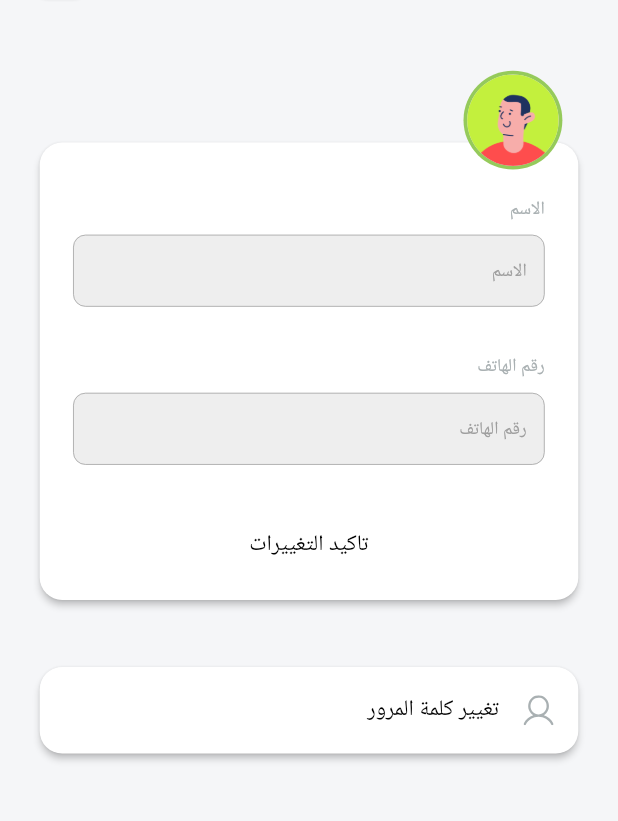
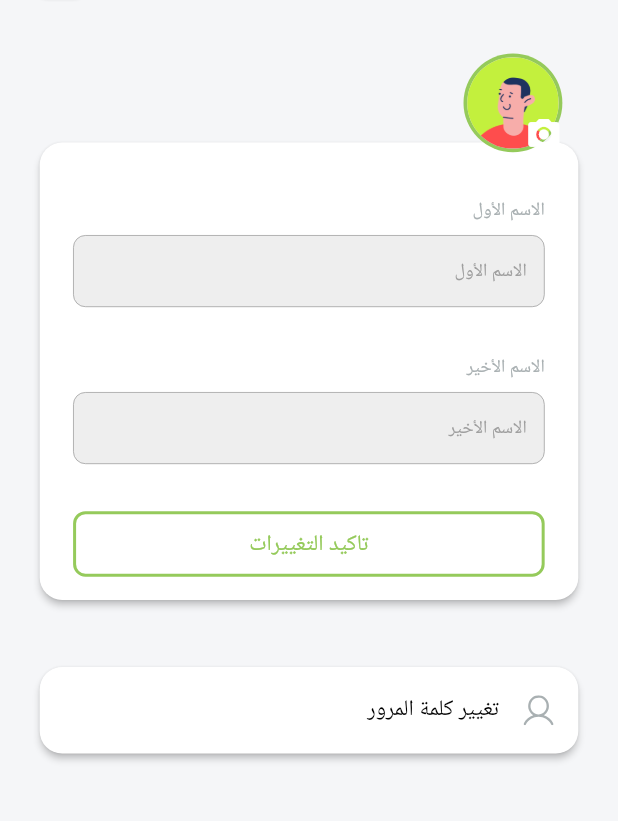
Before and after one commit to WissamAlmsalati/spor_app, a Flutter app: the AccountDetails screen opened by its route, after a tap on "تاكيد التغييرات", on a phone screen of 412 x 824 dp, the part 68-889 px from its top. Run offline on Flutter 3.47's test engine with Material 3 defaults, Android fonts, the phone set to English and light mode, and no system bars; our stand-ins replace bloc, card_swiper, carousel_slider, connectivity_plus, dotted_border, equatable and 18 more; missing offline and left inert: qr_code_scanner; accounts and stored records are empty; network calls fail; Roboto replaces fonts that are missing (Cairo).

Commit message:
add change photo profile ui

```diff
--- a/lib/controller/profile_picture/profile_picture_state.dart
+++ b/lib/controller/profile_picture/profile_picture_state.dart
@@ -1,5 +1,4 @@
 part of 'profile_picture_cubit.dart';
-
 
 abstract class ProfilePictureState extends Equatable {
   const ProfilePictureState();
--- /dev/null
+++ b/lib/controller/update_profile/update_profile_state.dart
@@ -0,0 +1,22 @@
+part of 'update_profile_cubit.dart';
+
+
+abstract class UpdateProfileState extends Equatable {
+  const UpdateProfileState();
+
+  @override
+  List<Object> get props => [];
+}
+
+class UpdateProfileInitial extends UpdateProfileState {}
+
+class UpdateProfileSuccess extends UpdateProfileState {}
+
+class UpdateProfileError extends UpdateProfileState {
+  final String message;
+
+  const UpdateProfileError(this.message);
+
+  @override
+  List<Object> get props => [message];
+}
--- a/lib/utilits/texts.dart
+++ b/lib/utilits/texts.dart
@@ -2,10 +2,10 @@ class AppText {
   static const signUptxt = "انشاء حسابك";
 
   static const signUpdes =
-      "قم بانشاء حسابك وكن جزء منا و احجز بي كل\n سهولة و سرعة";
+      "قم بانشاء حسابك وكن جزء منا و احجز ب كل\n سهولة و سرعة";
 
   static const signInTxt = "تسجيل الدخول";
 
   static const signInDes =
-      "اهلا بيك مجددا سجل دخولك بسرعة\n و استمتع بي ملاعبنا المميزة";
+      "اهلا بك مجددا سجل دخولك بسرعة\n و استمتع بملاعبنا المميزة";
 }
--- a/lib/views/auth/screens/login_screen.dart
+++ b/lib/views/auth/screens/login_screen.dart
@@ -13,7 +13,7 @@ class SignIn extends StatelessWidget {
 
   @override
   Widget build(BuildContext context) {
-    setStatusBarColor(Colors.white);
+    setStatusBarColor(Constants.backGroundColor);
 
     return BlocListener<AuthenticationCubit, AuthenticationState>(
       listener: (context, state) {
--- a/lib/views/auth/widgets/coustom_text_field.dart
+++ b/lib/views/auth/widgets/coustom_text_field.dart
@@ -42,12 +42,9 @@ class CustomTextField extends StatelessWidget {
       children: [
         Text(
           labelText,
-          style: TextStyle(
-            fontFamily: GoogleFonts.cairo().fontFamily,
-            color: Constants.txtColor,
-            fontWeight: FontWeight.w500,
-            fontSize: labelSize ?? 18,
-          ),
+          style: Theme.of(context).textTheme.bodySmall?.copyWith(
+            color: Constants.txtColor
+          )
         ),
         SizedBox(height: Responsive.screenHeight(context) * 0.01),
         Container(
@@ -56,6 +53,7 @@ class CustomTextField extends StatelessWidget {
             valueListenable: _obscureTextNotifier,
             builder: (context, _obscureText, child) {
               return TextFormField(
+                cursorColor: Constants.mainColor,
                 focusNode: focusNode, // Assigned FocusNode here
                 keyboardType: keyboardType ?? TextInputType.text,
                 controller: controller,
@@ -70,7 +68,7 @@ class CustomTextField extends StatelessWidget {
                     ),
                   ),
                   focusedBorder: OutlineInputBorder(
-                    borderRadius: BorderRadius.circular(5),
+                    borderRadius: BorderRadius.circular(Responsive.screenWidth(context) * 0.02)          ,
                     borderSide: const BorderSide(
                       color: Constants.mainColor,
                       width: 1.2,
--- a/lib/views/onBoarding/on_boarding.dart
+++ b/lib/views/onBoarding/on_boarding.dart
@@ -40,7 +40,7 @@ class OnboardingScreen extends StatelessWidget {
     // Ensure this runs after the first frame is rendered
     WidgetsBinding.instance?.addPostFrameCallback((_) {
       SystemChrome.setSystemUIOverlayStyle(SystemUiOverlayStyle(
-        statusBarColor: Constants.txtColor, // Set your desired color
+        statusBarColor: Constants.mainColor, // Set your desired color
         statusBarIconBrightness: Brightness.light, // Change based on your color
       ));
     });
--- a/lib/views/profile/account_details.dart
+++ b/lib/views/profile/account_details.dart
@@ -6,6 +6,7 @@ import 'package:sport/utilits/constants.dart';
 import 'package:sport/utilits/images.dart';
 import 'package:sport/views/auth/widgets/form_decoration.dart';
 import 'package:sport/views/stadium/widget/coustom_appbar.dart';
+import '../../controller/update_profile/update_profile_cubit.dart';
 import '../../utilits/responsive.dart';
 import '../auth/widgets/coustom_button.dart';
 import '../auth/widgets/coustom_text_field.dart';
@@ -21,12 +22,15 @@ class AccountDetails extends StatefulWidget {
 }
 
 class AccountDetailsState extends State<AccountDetails> {
-  final TextEditingController _name = TextEditingController();
+  final TextEditingController _firstName = TextEditingController();
+  final TextEditingController _lastName = TextEditingController();
   final TextEditingController _phone = TextEditingController();
+  bool _isPhotoSelected = false;
 
   @override
   void dispose() {
-    _name.dispose();
+    _firstName.dispose();
+    _lastName.dispose();
     _phone.dispose();
     super.dispose();
   }
@@ -75,13 +79,13 @@ class AccountDetailsState extends State<AccountDetails> {
                             mainAxisAlignment: MainAxisAlignment.spaceEvenly,
                             children: [
                               CustomTextField(
-                                controller: _name,
-                                labelText: "الاسم",
-                                validatorText: "الاسم مطلوب",
+                                controller: _firstName,
+                                labelText: "الاسم الأول",
+                                validatorText: "الاسم الأول مطلوب",
                                 labelSize: Responsive.textSize(context, 8),
                                 validator: (value) {
                                   if (value == null || value.isEmpty) {
-                                    return 'الاسم مطلوب';
+                                    return 'الاسم الأول مطلوب';
                                   }
                                   return null;
                                 },
@@ -89,28 +93,41 @@ class AccountDetailsState extends State<AccountDetails> {
                                 validatorSize: Responsive.textSize(context, 6),
                               ),
                               CustomTextField(
-                                controller: _phone,
-                                labelText: "رقم الهاتف",
-                                validatorText: "رقم الهاتف مطلوب",
+                                controller: _lastName,
+                                labelText: "الاسم الأخير",
+                                validatorText: "الاسم الأخير مطلوب",
                                 labelSize: Responsive.textSize(context, 8),
                                 validator: (value) {
                                   if (value == null || value.isEmpty) {
-                                    return 'رقم الهاتف مطلوب';
+                                    return 'الاسم الأخير مطلوب';
                                   }
                                   return null;
                                 },
                                 hintSize: Responsive.textSize(context, 8),
                                 validatorSize: Responsive.textSize(context, 6),
                               ),
+
                               CustomButton(
                                 text: 'تاكيد التغييرات',
                                 onPress: () {
-                                  // Add your confirmation logic here
+                                  final profilePictureState = context.read<ProfilePictureCubit>().state;
+                                  if (profilePictureState is ProfilePictureSelected) {
+                                    context.read<ProfilePictureCubit>().uploadImage(
+                                      profilePictureState.imagePath,
+                                      context,
+                                    );
+                                  }
+                                  context.read<UpdateProfileCubit>().updateProfile(
+                                    _firstName.text,
+                                    _lastName.text,
+                                  );
                                 },
                                 textSize: Responsive.textSize(context, 14),
                                 fontWeight: FontWeight.w400,
-                                color: Colors.white,
-                                textColor: Colors.black,
+                                color: _isPhotoSelected ? Constants.mainColor : Colors.white,
+                                hasBorder: true,
+                                borderColor: Constants.mainColor,
+                                textColor: _isPhotoSelected ? Colors.white : Constants.mainColor,
                                 height: Responsive.screenHeight(context) * 0.053,
                                 width: double.infinity,
                               ),
@@ -120,14 +137,29 @@ class AccountDetailsState extends State<AccountDetails> {
                       ),
                     ),
                   ),
-                  BlocBuilder<FetchProfileCubit, FetchProfileState>(
+                  BlocListener<ProfilePictureCubit, ProfilePictureState>(
+                    listener: (context, profileState) {
+                      if (profileState is ProfilePictureSelected) {
+                        setState(() {
+                          _isPhotoSelected = true;
+                        });
+                      } else if (profileState is ProfilePictureUploaded) {
+                        setState(() {
+                          _isPhotoSelected = false;
+                        });
+                      }
+                    },
+                    child: BlocBuilder<FetchProfileCubit, FetchProfileState>(
                       builder: (context, state) {
                         return Positioned(
-                        top: Responsive.screenHeight(context) * 0.054,
+                          top: Responsive.screenHeight(context) * 0.04,
                           right: Responsive.screenWidth(context) * 0.05,
                           child: GestureDetector(
                             onTap: () => context.read<ProfilePictureCubit>().pickImage(),
-                          child: CircleAvatar(
+                            child: Stack(
+                              alignment: Alignment.center,
+                              children: [
+                                CircleAvatar(
                                   radius: Responsive.screenHeight(context) * 0.04,
                                   backgroundColor: Constants.mainColor,
                                   child: BlocBuilder<ProfilePictureCubit, ProfilePictureState>(
@@ -148,31 +180,25 @@ class AccountDetailsState extends State<AccountDetails> {
                                     },
                                   ),
                                 ),
+                                Positioned(
+                                  bottom: 0,
+                                  right: 0,
+                                  child: Icon(
+                                    Icons.camera_alt,
+                                    color: Colors.white,
+                                    size: Responsive.screenHeight(context) * 0.03,
+                                  ),
+                                ),
+                              ],
+                            ),
                           ),
                         );
                       },
                     ),
+                  ),
                 ],
               ),
               SizedBox(height: Responsive.blockHeight(context) * 3),
-              BlocBuilder<ProfilePictureCubit, ProfilePictureState>(
-                builder: (context, state) {
-                  if (state is ProfilePictureSelected) {
-                    return CustomButton(
-                      height: Responsive.screenWidth(context) * 0.1,
-                      color: Constants.mainColor,
-                      onPress: () {
-                        context.read<ProfilePictureCubit>().uploadImage(state.imagePath, context);
-                      },
-                      text: "تغير الصورة",
-                      textColor: Colors.white,
-                      textSize: Responsive.textSize(context, 8),
-                      width: Responsive.screenWidth(context) * 0.31,
-                    );
-                  }
-                  return SizedBox.shrink();
-                },
-              ),
               GestureDetector(
                 onTap: () {
                   Navigator.pushNamed(context, '/changePasswordScreen');
--- a/pubspec.yaml
+++ b/pubspec.yaml
@@ -27,7 +27,7 @@ dependencies:
   shimmer: ^3.0.0
   fluttertoast: ^8.2.8
   flutter_styled_toast: ^2.2.1
-  share_plus: ^10.0.0
+  share_plus: ^10.0.2
   page_transition: ^2.1.0
   animations: ^2.0.11
   splash_view: ^2.0.1
@@ -50,6 +50,7 @@ dependencies:
   screenshot: ^3.0.0
   image_picker: ^1.1.2
   flutter_image_compress: ^2.3.0
+  uni_links: ^0.5.1
 
 
 
```
Also changed, not shown: lib/controller/update_profile/update_profile_cubit.dart (added, +37 -0 lines), lib/views/auth/widgets/logo_title_logo.dart (+12 -9 lines), lib/views/profile/barcode_scanner_screen.dart (+9 -4 lines), pubspec.lock. Lines whose indentation alone changed are shown as unchanged.
